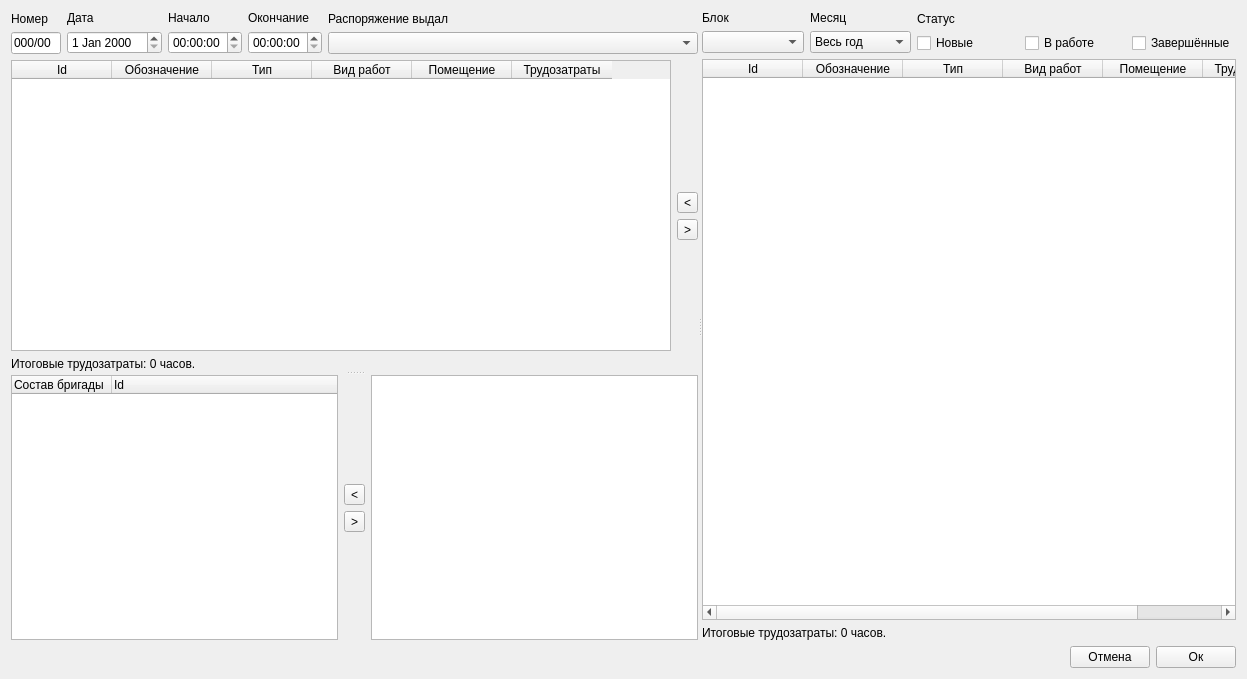
Qt form raspform.ui (Balyaev-D-A/MFDB) before a commit.
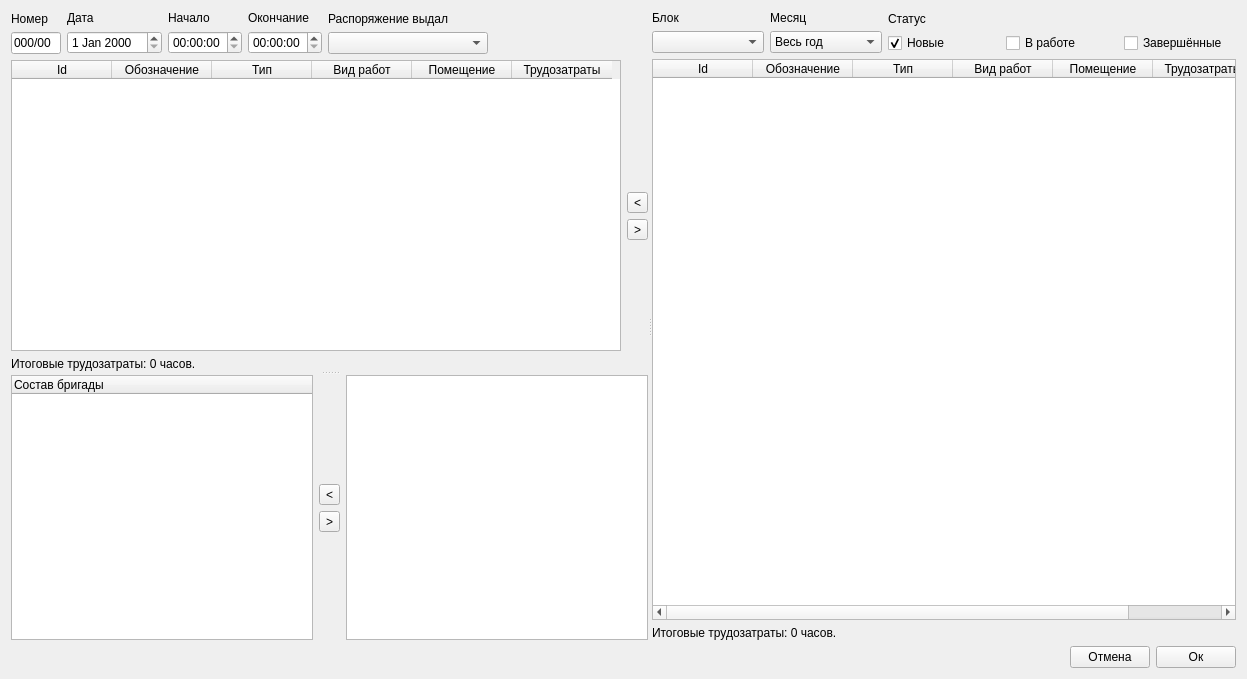
The same form after that commit.

Diff of the .ui file:
```diff
--- a/raspform.ui
+++ b/raspform.ui
@@ -19,6 +19,12 @@
   <layout class="QVBoxLayout" name="verticalLayout_17">
    <item>
     <widget class="QSplitter" name="splitter_2">
+     <property name="sizePolicy">
+      <sizepolicy hsizetype="Expanding" vsizetype="Expanding">
+       <horstretch>0</horstretch>
+       <verstretch>0</verstretch>
+      </sizepolicy>
+     </property>
      <property name="orientation">
       <enum>Qt::Horizontal</enum>
      </property>
@@ -135,6 +141,19 @@
             </item>
            </layout>
           </item>
+          <item>
+           <spacer name="horizontalSpacer_2">
+            <property name="orientation">
+             <enum>Qt::Horizontal</enum>
+            </property>
+            <property name="sizeHint" stdset="0">
+             <size>
+              <width>40</width>
+              <height>20</height>
+             </size>
+            </property>
+           </spacer>
+          </item>
          </layout>
         </item>
         <item>
@@ -247,11 +266,6 @@
             <string>Состав бригады</string>
            </property>
           </column>
-          <column>
-           <property name="text">
-            <string>Id</string>
-           </property>
-          </column>
          </widget>
         </item>
         <item>
@@ -299,13 +313,26 @@
          </layout>
         </item>
         <item>
-         <widget class="QListWidget" name="teamList"/>
+         <widget class="QListWidget" name="teamList">
+          <property name="iconSize">
+           <size>
+            <width>16</width>
+            <height>16</height>
+           </size>
+          </property>
+          <property name="sortingEnabled">
+           <bool>true</bool>
+          </property>
+         </widget>
         </item>
        </layout>
       </widget>
      </widget>
-     <widget class="QWidget" name="">
+     <widget class="QWidget" name="layoutWidget">
       <layout class="QVBoxLayout" name="verticalLayout_11">
+       <property name="sizeConstraint">
+        <enum>QLayout::SetMaximumSize</enum>
+       </property>
        <item>
         <layout class="QVBoxLayout" name="verticalLayout_14">
          <property name="sizeConstraint">
@@ -447,6 +474,9 @@
                <property name="text">
                 <string>Новые</string>
                </property>
+               <property name="checked">
+                <bool>true</bool>
+               </property>
               </widget>
              </item>
             </layout>
@@ -510,11 +540,17 @@
          <item>
           <widget class="QTableWidget" name="workTable">
            <property name="sizePolicy">
-            <sizepolicy hsizetype="Expanding" vsizetype="Expanding">
+            <sizepolicy hsizetype="Preferred" vsizetype="Expanding">
              <horstretch>0</horstretch>
              <verstretch>0</verstretch>
             </sizepolicy>
            </property>
+           <property name="minimumSize">
+            <size>
+             <width>500</width>
+             <height>0</height>
+            </size>
+           </property>
            <property name="selectionMode">
             <enum>QAbstractItemView::SingleSelection</enum>
            </property>
```
Left out of the diff: 8 changed lines with no effect on the pictures.
